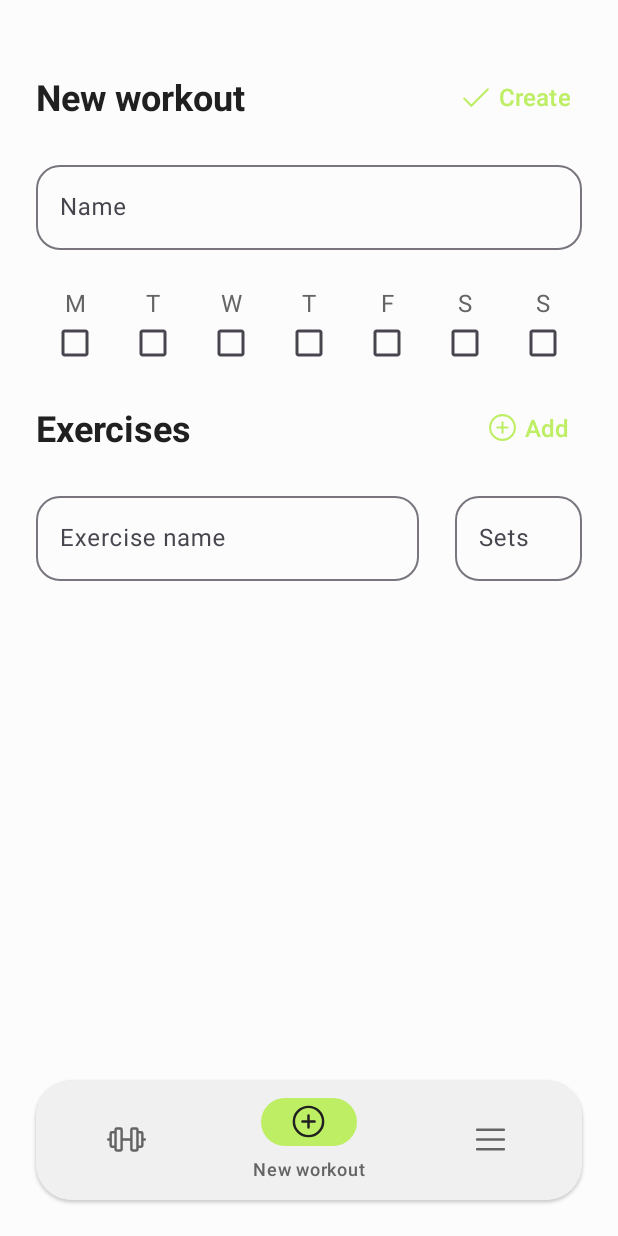
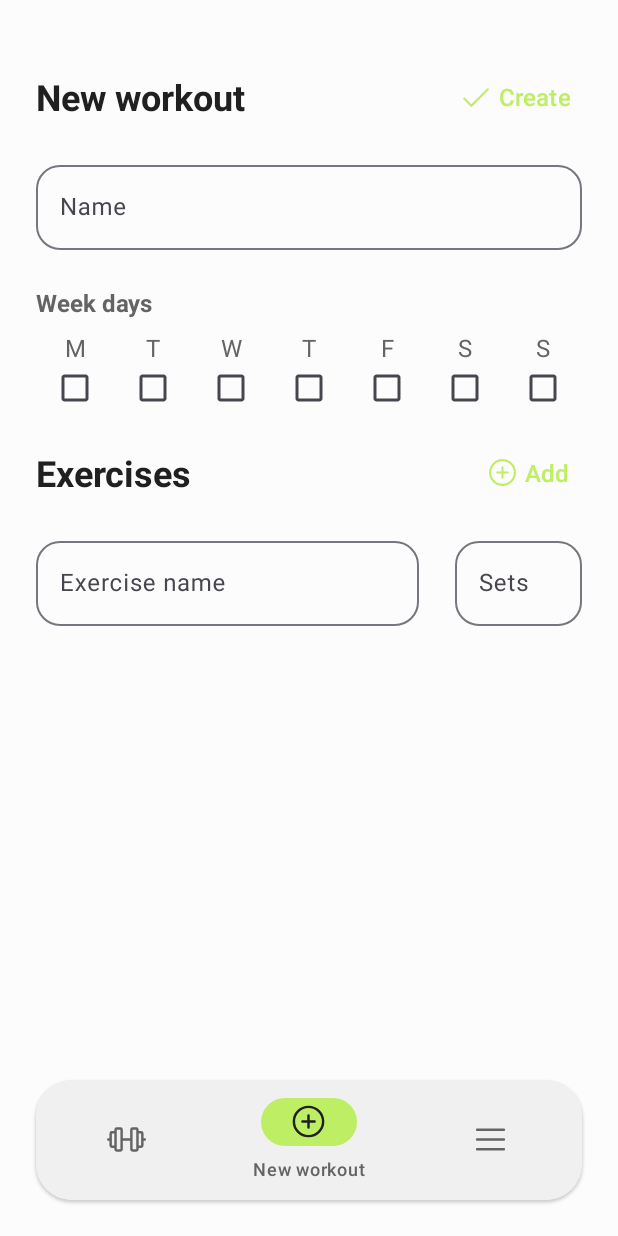
Before and after one commit to eoisaac/wod, an Android app built with Jetpack Compose: the screen it shows after launch (MainActivity), item 2 of the bottom bar chosen, on a phone screen of 412 x 824 dp. Run offline under Robolectric (Android 15) with nearby library versions, the light colour scheme and no system bars; our stand-ins replace Room's generated code.

Commit message:
feat: create snackbar styles

```diff
--- a/app/src/main/res/layout/fragment_new_workout.xml
+++ b/app/src/main/res/layout/fragment_new_workout.xml
@@ -63,14 +63,26 @@
             />
         </com.google.android.material.textfield.TextInputLayout>
 
+        <com.google.android.material.textview.MaterialTextView
+                android:id="@+id/week_days_label"
+                android:layout_width="wrap_content"
+                android:layout_height="wrap_content"
+                android:text="@string/week_days"
+                style="@style/BodyTextStyle"
+                android:textStyle="bold"
+                android:layout_marginTop="24dp"
+                app:layout_constraintStart_toStartOf="parent"
+                app:layout_constraintTop_toBottomOf="@id/name_text_input_layout"
+        />
+
         <androidx.appcompat.widget.LinearLayoutCompat
                 android:id="@+id/week_days_list"
                 android:layout_width="0dp"
                 android:layout_height="wrap_content"
-                android:layout_marginTop="24dp"
+                android:layout_marginTop="8dp"
                 app:layout_constraintStart_toStartOf="parent"
                 app:layout_constraintEnd_toEndOf="parent"
-                app:layout_constraintTop_toBottomOf="@+id/name_text_input_layout">
+                app:layout_constraintTop_toBottomOf="@+id/week_days_label">
 
             <com.google.android.material.checkbox.MaterialCheckBox
                     android:id="@+id/mondays_checkbox"
@@ -78,7 +90,7 @@
                     android:layout_weight="1"
                     android:layout_height="wrap_content"
                     style="@style/VerticalCheckboxStyle"
-                    android:text="M"
+                    android:text="@string/monday_first_letter"
             />
 
             <com.google.android.material.checkbox.MaterialCheckBox
@@ -87,7 +99,7 @@
                     android:layout_weight="1"
                     android:layout_height="wrap_content"
                     style="@style/VerticalCheckboxStyle"
-                    android:text="T"
+                    android:text="@string/tuesday_first_letter"
             />
 
             <com.google.android.material.checkbox.MaterialCheckBox
@@ -96,7 +108,7 @@
                     android:layout_weight="1"
                     android:layout_height="wrap_content"
                     style="@style/VerticalCheckboxStyle"
-                    android:text="W"
+                    android:text="@string/wednesday_first_letter"
             />
 
             <com.google.android.material.checkbox.MaterialCheckBox
@@ -105,7 +117,7 @@
                     android:layout_weight="1"
                     android:layout_height="wrap_content"
                     style="@style/VerticalCheckboxStyle"
-                    android:text="T"
+                    android:text="@string/thursday_first_letter"
             />
 
             <com.google.android.material.checkbox.MaterialCheckBox
@@ -114,7 +126,7 @@
                     android:layout_weight="1"
                     android:layout_height="wrap_content"
                     style="@style/VerticalCheckboxStyle"
-                    android:text="F"
+                    android:text="@string/friday_first_letter"
             />
 
             <com.google.android.material.checkbox.MaterialCheckBox
@@ -123,7 +135,7 @@
                     android:layout_weight="1"
                     android:layout_height="wrap_content"
                     style="@style/VerticalCheckboxStyle"
-                    android:text="S"
+                    android:text="@string/saturday_first_letter"
             />
 
             <com.google.android.material.checkbox.MaterialCheckBox
@@ -132,7 +144,7 @@
                     android:layout_weight="1"
                     android:layout_height="wrap_content"
                     style="@style/VerticalCheckboxStyle"
-                    android:text="S"
+                    android:text="@string/sunday_first_letter"
 
             />
         </androidx.appcompat.widget.LinearLayoutCompat>
--- a/app/src/main/res/values-night/themes.xml
+++ b/app/src/main/res/values-night/themes.xml
@@ -12,6 +12,10 @@
         <item name="android:windowLightStatusBar">false</item>
 
         <item name="android:windowBackground">@color/gray_1</item>
+
+        <item name="snackbarStyle">@style/SnackBarContainerStyle</item>
+        <item name="snackbarButtonStyle">@style/SnackBarButtonStyle</item>
+        <item name="snackbarTextViewStyle">@style/SnackBarTextStyle</item>
     </style>
 
     <style name="Theme.Wod" parent="Base.Theme.Wod"/>
--- a/app/src/main/res/values/strings.xml
+++ b/app/src/main/res/values/strings.xml
@@ -19,4 +19,12 @@
     <string name="sets">Sets</string>
     <string name="add">Add</string>
     <string name="create">Create</string>
+    <string name="monday_first_letter">M</string>
+    <string name="tuesday_first_letter">T</string>
+    <string name="wednesday_first_letter">W</string>
+    <string name="thursday_first_letter">T</string>
+    <string name="friday_first_letter">F</string>
+    <string name="saturday_first_letter">S</string>
+    <string name="sunday_first_letter">S</string>
+    <string name="week_days">Week days</string>
 </resources>
--- a/app/src/main/res/values/styles.xml
+++ b/app/src/main/res/values/styles.xml
@@ -65,17 +65,6 @@
         <item name="iconSize">26dp</item>
     </style>
 
-    <style name="SecondaryLinkButtonStyle" parent="Widget.Material3.Button.TextButton">
-        <item name="android:textSize">16sp</item>
-        <item name="cornerRadius">16dp</item>
-        <item name="android:minHeight">0dp</item>
-        <item name="android:minWidth">0dp</item>
-        <item name="android:textColor">@color/gray_11</item>
-        <item name="iconTint">@color/gray_11</item>
-        <item name="rippleColor">@color/gray_4</item>
-        <item name="iconSize">26dp</item>
-    </style>
-
     <style name="PrimaryIconButtonStyle" parent="Widget.Material3.Button.IconButton">
         <item name="android:textSize">16sp</item>
         <item name="cornerRadius">16dp</item>
@@ -103,4 +92,24 @@
         <item name="android:drawableBottom">?android:attr/listChoiceIndicatorMultiple</item>
     </style>
 
+    <!-- Snackbar -->
+    <style name="SnackBarContainerStyle" parent="Widget.MaterialComponents.Snackbar">
+        <item name="backgroundTint">@color/gray_3</item>
+        <item name="android:radius">16dp</item>
+        <item name="android:layout_margin">24dp</item>
+        <item name="android:padding">8dp</item>
+        <item name="cornerRadius">16dp</item>
+        <item name="elevation">1dp</item>
+    </style>
+    <style name="SnackBarTextStyle" parent="Widget.MaterialComponents.Snackbar.TextView">
+        <item name="android:textColor">@color/gray_11</item>
+        <item name="android:textSize">16sp</item>
+    </style>
+    <style name="SnackBarButtonStyle" parent="Widget.MaterialComponents.Button.TextButton.Snackbar">
+        <item name="android:textColor">@color/lime_9</item>
+        <item name="rippleColor">@color/lime_4</item>
+        <item name="android:textSize">16sp</item>
+        <item name="cornerRadius">16dp</item>
+    </style>
+
 </resources>
--- a/app/src/main/res/values/themes.xml
+++ b/app/src/main/res/values/themes.xml
@@ -12,6 +12,10 @@
         <item name="android:windowLightStatusBar">true</item>
 
         <item name="android:windowBackground">@color/gray_1</item>
+
+        <item name="snackbarStyle">@style/SnackBarContainerStyle</item>
+        <item name="snackbarButtonStyle">@style/SnackBarButtonStyle</item>
+        <item name="snackbarTextViewStyle">@style/SnackBarTextStyle</item>
     </style>
 
     <style name="Theme.Wod" parent="Base.Theme.Wod"/>
```
Also changed, not shown: app/src/main/java/com/eoisaac/wod/entities/WeekDays.kt (added, +11 -0 lines), app/src/main/java/com/eoisaac/wod/views/NewWorkoutFragment.kt (+25 -0 lines), app/src/main/res/drawable/trash.xml (added, +9 -0 lines), 1 other file.
